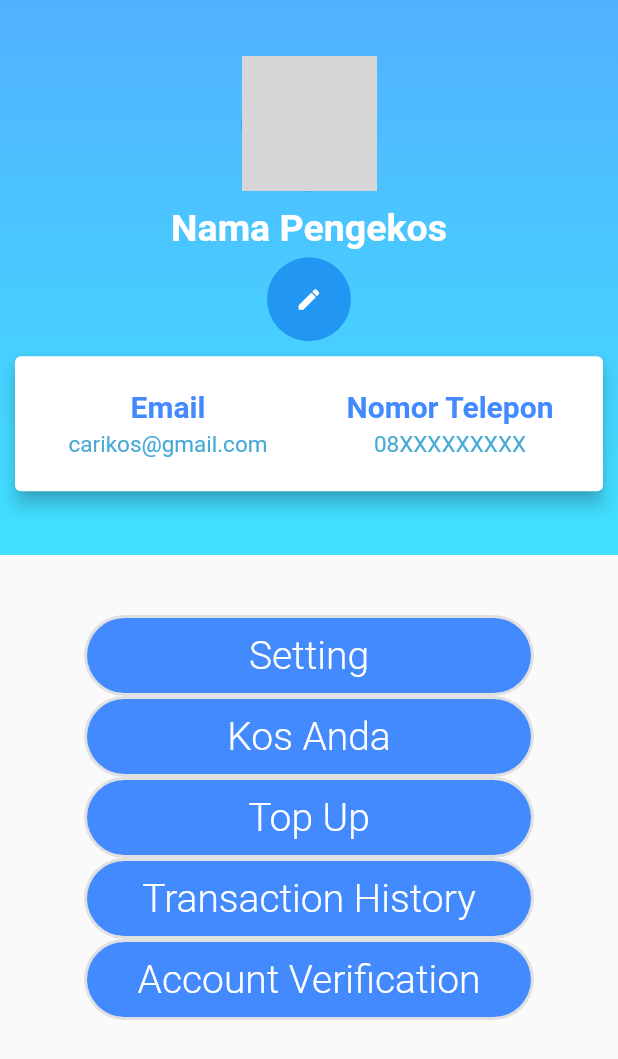
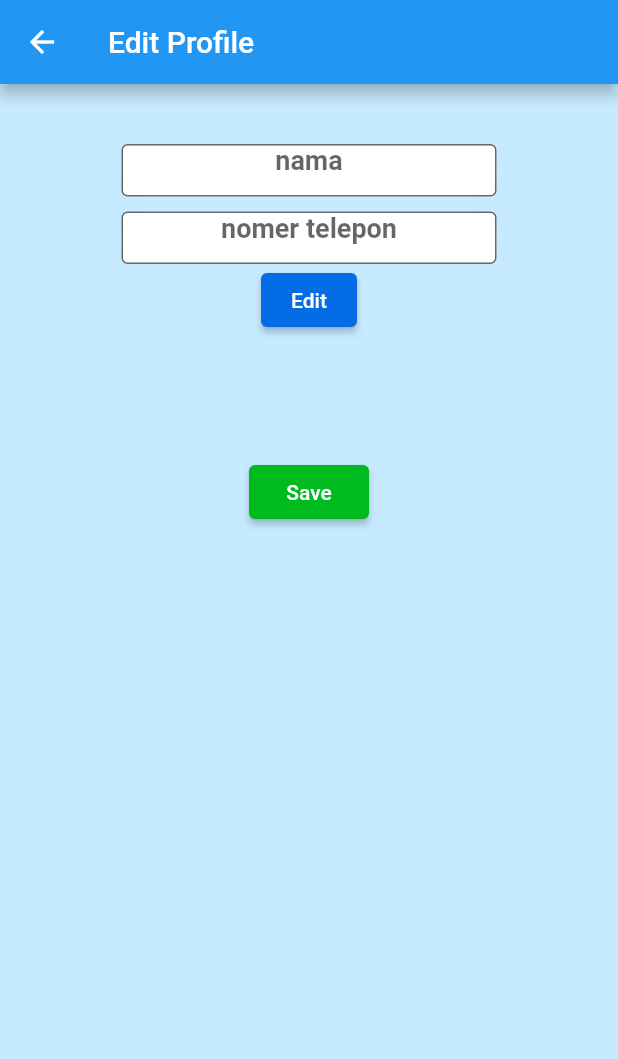
Before and after one commit to Armetal/KaptenKos, a Flutter app: the Profile screen opened directly, after a tap on the "edit" icon, on a phone screen of 412 x 824 dp. Shown: the top 1059 px of the screen. Run offline on Flutter 3.47's test engine with Material 2 defaults, Android fonts, the phone set to English and light mode, and no system bars; our stand-ins replace cloud_firestore, firebase_auth, firebase_core, google_maps_flutter, image_picker, location; accounts and stored records are empty; network calls fail; grey boxes are pictures that could not be loaded.

Commit message:
tambah page edit profile

```diff
--- /dev/null
+++ b/lib/edit_profile.dart
@@ -0,0 +1,100 @@
+import 'package:flutter/material.dart';
+
+class EditProfile extends StatefulWidget {
+  const EditProfile({Key? key}) : super(key: key);
+
+  @override
+  State<EditProfile> createState() => _EditProfile();
+}
+
+class _EditProfile extends State<EditProfile> {
+  @override
+  var nama = "";
+  var nomer_hp = 0;
+  Widget build(BuildContext context) {
+    return Scaffold(
+      backgroundColor: const Color(0xffC6EAFF),
+      appBar: AppBar(
+        title: const Text("Edit Profile"),
+      ),
+      body: Center(
+        child: Column(
+          children: [
+            const SizedBox(
+              height: 40,
+            ),
+            Container(
+              decoration: BoxDecoration(
+                color: Colors.white,
+                borderRadius: BorderRadius.circular(15),
+              ),
+              width: 250,
+              height: 35,
+              child: const Center(
+                child: TextField(
+                  textAlign: TextAlign.center,
+                  decoration: InputDecoration(
+                      focusedBorder: OutlineInputBorder(
+                          borderSide: BorderSide(color: Colors.white)),
+                      filled: true,
+                      fillColor: Colors.white,
+                      hintText: 'nama',
+                      border: OutlineInputBorder(
+                          borderSide: BorderSide(color: Colors.white))),
+                  style: TextStyle(fontSize: 18, fontWeight: FontWeight.bold),
+                ),
+              ),
+            ),
+            const SizedBox(
+              height: 10,
+            ),
+            Container(
+              decoration: BoxDecoration(
+                color: Colors.white,
+                borderRadius: BorderRadius.circular(15),
+              ),
+              width: 250,
+              height: 35,
+              child: const Center(
+                child: TextField(
+                  textAlign: TextAlign.center,
+                  decoration: InputDecoration(
+                      focusedBorder: OutlineInputBorder(
+                          borderSide: BorderSide(color: Colors.white)),
+                      filled: true,
+                      fillColor: Colors.white,
+                      hintText: 'nomer telepon',
+                      border: OutlineInputBorder(
+                          borderSide: BorderSide(color: Colors.white))),
+                  style: TextStyle(fontSize: 18, fontWeight: FontWeight.bold),
+                ),
+              ),
+            ),
+            SizedBox(
+              child: ElevatedButton(
+                  onPressed: () {
+                    Navigator.pop(context);
+                  },
+                  style: ElevatedButton.styleFrom(
+                      primary: Color.fromARGB(255, 4, 109, 229)),
+                  child: const Text("Edit")),
+            ),
+            SizedBox(
+              height: 80,
+            ),
+            SizedBox(
+              width: 80,
+              child: ElevatedButton(
+                  onPressed: () {
+                    Navigator.pop(context);
+                  },
+                  style: ElevatedButton.styleFrom(
+                      primary: Color.fromARGB(255, 0, 187, 31)),
+                  child: const Text("Save")),
+            ),
+          ],
+        ),
+      ),
+    );
+  }
+}
--- a/lib/profile.dart
+++ b/lib/profile.dart
@@ -1,4 +1,5 @@
 import 'package:flutter/material.dart';
+import 'package:latihan1/edit_profile.dart';
 import 'package:latihan1/kos_anda.dart';
 import 'package:latihan1/menu_page.dart';
 import 'package:latihan1/settings.dart';
@@ -62,7 +63,12 @@ class _Profile extends State<Profile> {
                         height: 5.0,
                       ),
                       FloatingActionButton(
-                        onPressed: () {},
+                        onPressed: () {
+                          Navigator.push(context,
+                              MaterialPageRoute(builder: (context) {
+                            return EditProfile();
+                          }));
+                        },
                         child: Icon(
                           Icons.edit,
                           color: Colors.white,
```
